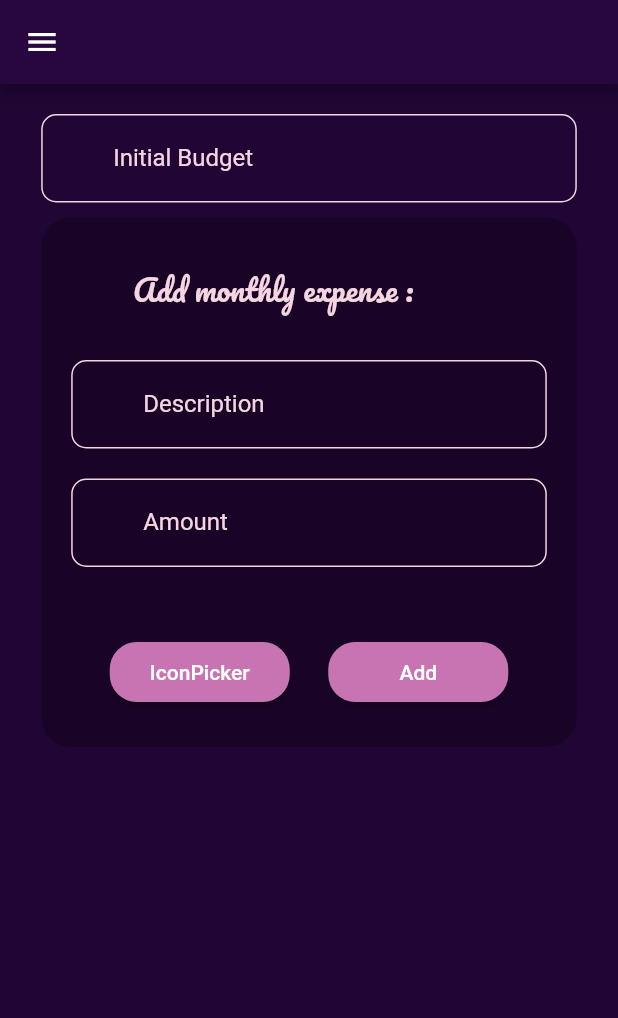
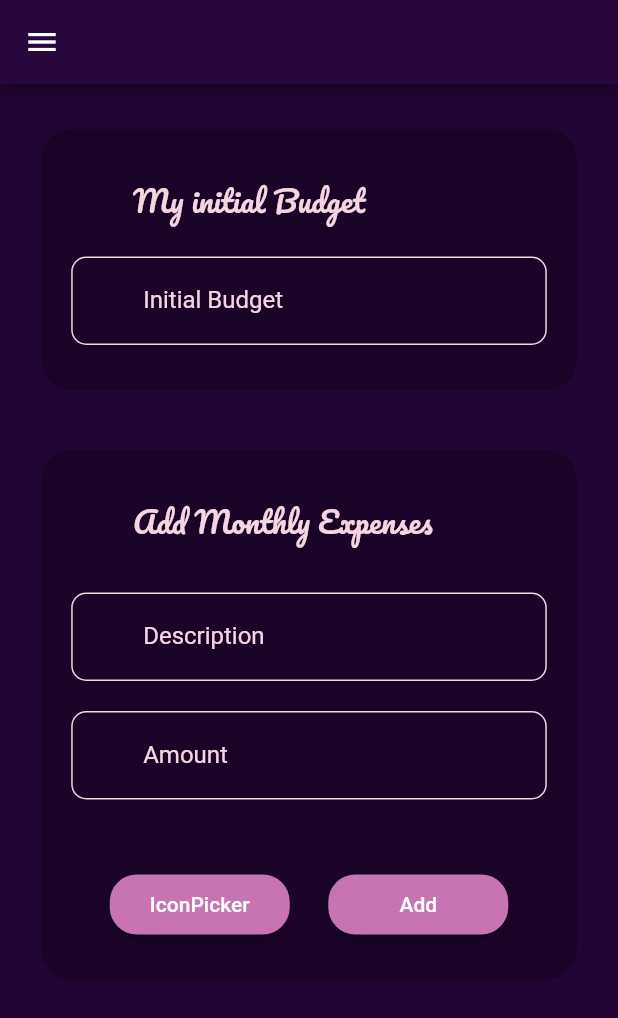
Before and after one commit to MeryamAjlani/Journey, a Flutter app: the ParamsScreen screen opened by its route, on a phone screen of 412 x 824 dp. Shown: the top 1018 px of the screen. Run offline on Flutter 3.47's test engine with Material 2 defaults, Android fonts, the phone set to English and light mode, and no system bars; our stand-ins replace bloc, custom_rating_bar, equatable, fl_chart, flutter_bloc, flutter_speed_dial and 5 more; missing offline and left inert: flutter_iconpicker; accounts and stored records are empty.

Commit message:
shake widget refactoring

```diff
--- a/lib/Screens/ParamsScreen.dart
+++ b/lib/Screens/ParamsScreen.dart
@@ -8,6 +8,8 @@ import 'package:my_journey/constants/MonthlyExpenses.dart';
 import 'package:my_journey/constants/WidgetStyle.dart';
 import 'package:my_journey/models/MonthlySpending.dart';
 import 'package:my_journey/screensize/ScreenSize.dart';
+import 'package:my_journey/widgets/Shared/CustomContainer.dart';
+import 'package:my_journey/widgets/Shared/CustomShake%20Widget.dart';
 import 'package:my_journey/widgets/Shared/ShakeStateWidget.dart';
 import 'package:my_journey/widgets/Shared/ShakeWidget.dart';
 import 'package:my_journey/widgets/Shared/SideBar.dart';
@@ -23,12 +25,10 @@ class ParamsScreen extends StatefulWidget {
   @override
   State<ParamsScreen> createState() => _ParamsScreenState();
 }
-
 class _ParamsScreenState extends State<ParamsScreen> {
   var _controllerAmountField = TextEditingController();
   bool isAmountFieldError = false;
   final amountFieldErrorShakeKey = GlobalKey<ShakeWidgetState>();
-
   var _controllerDescriptionField = TextEditingController();
   bool isDescriptionFieldError = false;
   final descriptionFieldErrorShakeKey = GlobalKey<ShakeWidgetState>();
@@ -56,11 +56,9 @@ class _ParamsScreenState extends State<ParamsScreen> {
   }
 
   TextEditingController priceController = TextEditingController();
-
   TextEditingController initialBudgetController = TextEditingController();
   bool initialBudgetFieldError = false;
   final initialBudgetFieldErrorShakeKey = GlobalKey<ShakeWidgetState>();
-
   @override
   Widget build(BuildContext context) {
     List<MonthlySpendingEntry>? monthlySpendingsList =
@@ -83,74 +81,38 @@ class _ParamsScreenState extends State<ParamsScreen> {
               keyboardDismissBehavior: ScrollViewKeyboardDismissBehavior.onDrag,
               child: Column(children: [
                 const SizedBox(height: 10),
+                CustomContainer(
+                  title: 'My initial Budget',
+                  widget: CustomShakeWidget(
+                    formKey: initialBudgetFieldErrorShakeKey,
+                    controller: initialBudgetController,
+                    keyboardType:
+                        TextInputType.numberWithOptions(decimal: true),
+                    title: 'Initial Budget',
+                  ),
+                ),
+                CustomContainer(
+                    title: 'Add Monthly Expenses',
+                    widget: Column(
+                      children: [
                         Padding(
-                    padding: const EdgeInsets.only(top: 10, bottom: 10),
-                    child: ShakeWidget(
-                      key: initialBudgetFieldErrorShakeKey,
-                      shakeCount: 3,
-                      shakeOffset: 10,
-                      shakeDuration: const Duration(milliseconds: 500),
-                      child: TextFormField(
-                          keyboardType: const TextInputType.numberWithOptions(
-                              decimal: true),
-                          controller: initialBudgetController,
-                          style: const TextStyle(
-                              color: Color.fromARGB(255, 237, 216, 241)),
-                          decoration:
-                              WidgetStyle.getInputDecoration('Initial Budget')),
-                    )),
-                Container(
-                  decoration: BoxDecoration(
-                      borderRadius: BorderRadius.circular(20),
-                      color: Color.fromARGB(255, 25, 4, 40)),
-                  child: Padding(
-                    padding: EdgeInsets.symmetric(vertical: 30, horizontal: 20),
-                    child: Column(children: [
-                      Align(
-                        alignment: Alignment.topLeft,
-                        child: Padding(
-                          padding: EdgeInsets.only(
-                              left: SizeConfig.screenWidth / 10, bottom: 20),
-                          child: Text(
-                            'Add monthly expense :',
-                            style: TextStyle(
-                                color: ColorPalette.lightPink,
-                                fontSize: 20,
-                                fontFamily: 'Pacifico'),
-                          ),
+                          padding: EdgeInsets.symmetric(vertical: 10),
+                          child: CustomShakeWidget(
+                            formKey: descriptionFieldErrorShakeKey,
+                            title: 'Description',
+                            controller: _controllerDescriptionField,
+                            icon: _icon,
                           ),
                         ),
                         Padding(
                             padding: EdgeInsets.symmetric(vertical: 10),
-                        child: ShakeWidget(
-                            key: descriptionFieldErrorShakeKey,
-                            shakeCount: 3,
-                            shakeOffset: 10,
-                            shakeDuration: Duration(milliseconds: 500),
-                            child: TextFormField(
-                                controller: _controllerDescriptionField,
-                                style: TextStyle(
-                                    color: Color.fromARGB(255, 237, 216, 241)),
-                                decoration: WidgetStyle.getInputDecoration(
-                                    'Description',
-                                    icon: _icon))),
-                      ),
-                      Padding(
-                        padding: EdgeInsets.symmetric(vertical: 10),
-                        child: ShakeWidget(
-                            key: amountFieldErrorShakeKey,
-                            shakeCount: 3,
-                            shakeOffset: 10,
-                            shakeDuration: Duration(milliseconds: 500),
-                            child: TextFormField(
+                            child: CustomShakeWidget(
+                              formKey: amountFieldErrorShakeKey,
+                              title: 'Amount',
+                              controller: _controllerAmountField,
                               keyboardType: TextInputType.numberWithOptions(
                                   decimal: true),
-                                controller: _controllerAmountField,
-                                style: TextStyle(
-                                    color: Color.fromARGB(255, 237, 216, 241)),
-                                decoration:
-                                    WidgetStyle.getInputDecoration('Amount'))),
-                      ),
+                            )),
                         Padding(
                           padding: const EdgeInsets.only(top: 40),
                           child: Row(
@@ -208,13 +170,15 @@ class _ParamsScreenState extends State<ParamsScreen> {
                                       var id = Uuid().v4();
                                       var entry = MonthlySpendingEntry(
                                           id: id,
-                                        title: _controllerDescriptionField.text,
+                                          title:
+                                              _controllerDescriptionField.text,
                                           price: double.parse(
                                               _controllerAmountField.text),
                                           icon: _icon);
                                       print(monthlySpendingsList);
                                       context.read<BudgetBloc>().add(
-                                        AddMonthlySpendingsEntry(entry: entry));
+                                          AddMonthlySpendingsEntry(
+                                              entry: entry));
                                     }
                                   },
                                   child: const Text(
@@ -226,10 +190,11 @@ class _ParamsScreenState extends State<ParamsScreen> {
                             ],
                           ),
                         ),
-                    ]),
-                  ),
-                ),
-                ListView.builder(
+                      ],
+                    )),
+                Padding(
+                  padding: const EdgeInsets.symmetric(vertical: 20.0),
+                  child: ListView.builder(
                       shrinkWrap: true,
                       itemCount: monthlySpendingsList.length,
                       itemBuilder: (context, index) {
@@ -240,16 +205,22 @@ class _ParamsScreenState extends State<ParamsScreen> {
                                 DeleteMonthlySpendingsEntry(
                                     entry: monthlySpendingsList[index]));
                           },
+                          child: Padding(
+                            padding: const EdgeInsets.symmetric(vertical: 5.0),
                             child: Container(
                               decoration: BoxDecoration(
                                 //borderRadius: BorderRadius.circular(20),
                                 border: Border(
                                   left: BorderSide(
-                                  width: 4.0, color: ColorPalette.lightGreen),
+                                      width: 4.0,
+                                      color: ColorPalette.lightGreen),
                                 ),
                               ),
                               child: ListTile(
-                            trailing: Icon(_icon,color: ColorPalette.lightGreen,),
+                                trailing: Icon(
+                                  _icon,
+                                  color: ColorPalette.lightGreen,
+                                ),
                                 shape: RoundedRectangleBorder(
                                     borderRadius: BorderRadius.only(
                                         topRight: Radius.circular(10),
@@ -266,8 +237,10 @@ class _ParamsScreenState extends State<ParamsScreen> {
                                 ),
                               ),
                             ),
+                          ),
                         );
-                    })
+                      }),
+                )
               ]),
             ),
           )),
--- /dev/null
+++ b/lib/widgets/Shared/CustomContainer.dart
@@ -0,0 +1,55 @@
+import 'dart:ui';
+
+import 'package:flutter/material.dart';
+import 'package:flutter/src/widgets/container.dart';
+import 'package:flutter/src/widgets/framework.dart';
+import 'package:my_journey/constants/ColorPalette.dart';
+import 'package:my_journey/screensize/ScreenSize.dart';
+
+class CustomContainer extends StatefulWidget {
+  CustomContainer(
+      {Key? key,
+      required this.title,
+      required this.widget,
+      })
+      : super(key: key);
+
+  final String title;
+  Widget widget;
+
+
+  @override
+  State<CustomContainer> createState() => _CustomContainerState();
+}
+
+class _CustomContainerState extends State<CustomContainer> {
+  @override
+  Widget build(BuildContext context) {
+    return Padding(
+      padding: const EdgeInsets.symmetric(vertical: 20),
+      child: Container(
+        decoration: BoxDecoration(
+            borderRadius: BorderRadius.circular(20),
+            color: const Color.fromARGB(255, 25, 4, 40)),
+        child: Padding(
+           padding: const EdgeInsets.symmetric(vertical: 30,horizontal: 20),
+          child: Column(children: [
+            Align(
+              alignment: Alignment.topLeft,
+              child: Padding(
+                padding:
+                    EdgeInsets.only(left: SizeConfig.screenWidth / 10, bottom: 20),
+                child: Text(
+                  widget.title,
+                  style: const TextStyle(
+                      color: ColorPalette.lightPink, fontSize: 20, fontFamily: 'Pacifico'),
+                ),
+              ),
+            ),
+           widget.widget
+          ]),
+        ),
+      ),
+    );
+  }
+}
--- /dev/null
+++ b/lib/widgets/Shared/CustomShake Widget.dart
@@ -0,0 +1,42 @@
+import 'package:flutter/material.dart';
+import 'package:flutter/src/widgets/container.dart';
+import 'package:flutter/src/widgets/framework.dart';
+import 'package:my_journey/constants/WidgetStyle.dart';
+import 'package:my_journey/widgets/Shared/ShakeStateWidget.dart';
+import 'package:my_journey/widgets/Shared/ShakeWidget.dart';
+
+class CustomShakeWidget extends StatefulWidget {
+  CustomShakeWidget(
+      {Key? key,
+      required this.formKey,
+      this.icon,
+      required this.title,
+      required this.controller,
+      this.keyboardType})
+      : super(key: key);
+
+  final GlobalKey<ShakeWidgetState> formKey;
+  TextInputType? keyboardType;
+  IconData? icon;
+  final TextEditingController controller;
+  final String title;
+
+  @override
+  State<CustomShakeWidget> createState() => _CustomShakeWidgetState();
+}
+
+class _CustomShakeWidgetState extends State<CustomShakeWidget> {
+  @override
+  Widget build(BuildContext context) {
+    return ShakeWidget(
+        key: widget.formKey,
+        shakeCount: 3,
+        shakeOffset: 10,
+        shakeDuration: const Duration(milliseconds: 500),
+        child: TextFormField(
+            keyboardType: widget.keyboardType,
+            controller: widget.controller,
+            style: const TextStyle(color: Color.fromARGB(255, 237, 216, 241)),
+            decoration: WidgetStyle.getInputDecoration(widget.title,icon: widget.icon)));
+  }
+}
```
Also changed, not shown: lib/Screens/CalendarScreen.dart (+8 -14 lines), lib/widgets/Alert Dialogs/BottomSheetWidget.dart (+3 -12 lines), lib/widgets/Alert Dialogs/DialogWidget.dart (+3 -23 lines), lib/widgets/Alert Dialogs/GroceriesAlertDialog.dart (+3 -13 lines), lib/widgets/Alert Dialogs/GroceriesDialog.dart (+2 -12 lines), lib/widgets/Calendar/StyledContainer.dart (deleted, +0 -94 lines), lib/widgets/Shared/StyledContainer.dart (added, +99 -0 lines). Lines whose indentation alone changed are shown as unchanged.
